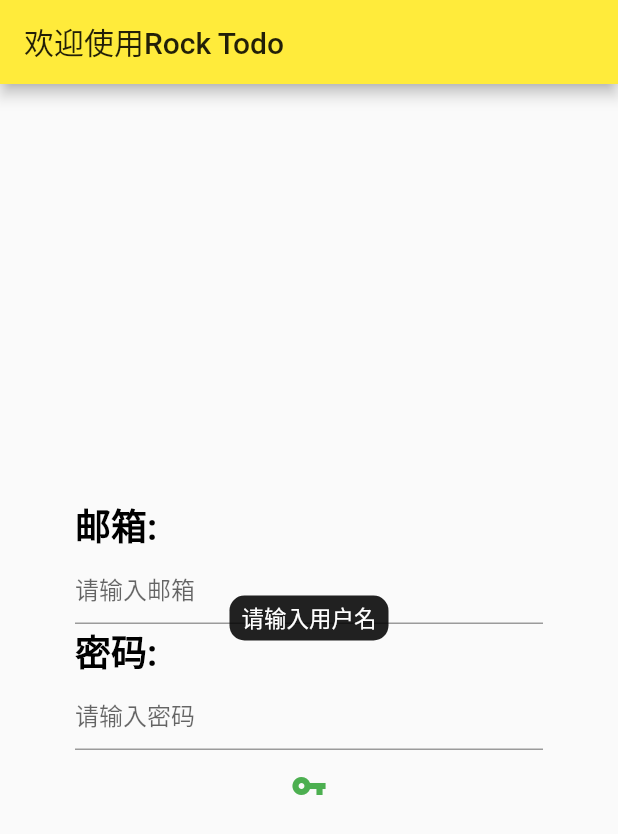
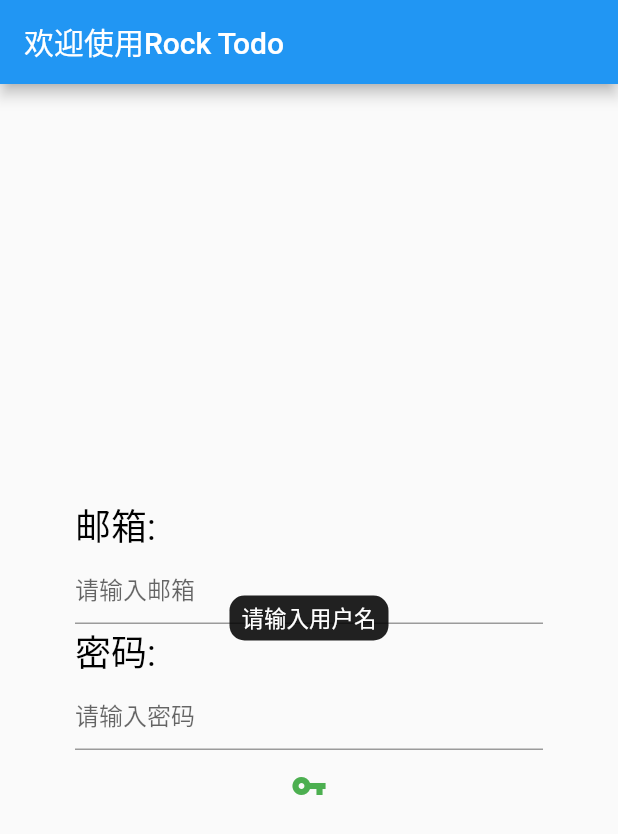
Before and after one commit to RyanHuen/FluRockToDo, a Flutter app: the screen it shows after launch, after a tap on the "vpn key" icon, on a phone screen of 412 x 824 dp. Shown: the top 834 px of the screen. Run offline on Flutter 3.47's test engine with Material 2 defaults, Android fonts, the phone set to English and light mode, and no system bars; drawn by our look-alikes of oktoast; our stand-ins replace dio, logger, shared_preferences; accounts and stored records are empty; network calls fail; Roboto replaces fonts that are missing (Corben).

Commit message:
splash页面

```diff
--- a/lib/common/common_config.dart
+++ b/lib/common/common_config.dart
@@ -1,9 +1,11 @@
+import 'package:logger/logger.dart';
 import 'package:rocktodo/bean/common/token.dart';
 import 'package:rocktodo/login/login_manager.dart';
 import 'package:rocktodo/net/rock_net.dart';
 
 class CommonConfig {
   static var csrfToken = '';
+  static bool login = false;
 
   static Future init() async {
     await onAppForegroundPreTask();
@@ -12,8 +14,9 @@ class CommonConfig {
   static onAppForegroundPreTask() async {
     RockNet rockNet = initNetWorkComponent();
     LoginManager loginManager = LoginManager();
-    bool login = await loginManager.init();
-    print('already login : start to Home'+login.toString());
+    login = await loginManager.init();
+    var logger = Logger();
+    logger.d('CommonConfig: login status: ' + login.toString());
     await executeTokenFetch(rockNet);
   }
 
@@ -27,7 +30,7 @@ class CommonConfig {
 
   static RockNet initNetWorkComponent() {
     RockNet rockNet = RockNet();
-    rockNet.initConfig(domain: 'http://localhost:80/');
+    rockNet.initConfig(domain: 'http://10.2.8.235:80/');
     return rockNet;
   }
 }
--- a/lib/common/theme.dart
+++ b/lib/common/theme.dart
@@ -1,11 +1,11 @@
 import 'package:flutter/material.dart';
 
 final appTheme = ThemeData(
-  primarySwatch: Colors.yellow,
+  primarySwatch: Colors.blue,
   textTheme: TextTheme(
     headline1: TextStyle(
       fontFamily: 'Corben',
-      fontWeight: FontWeight.w700,
+      fontWeight: FontWeight.normal,
       fontSize: 24,
       color: Colors.black,
     ),
--- a/lib/home/home_page.dart
+++ b/lib/home/home_page.dart
@@ -6,6 +6,7 @@ class Home extends StatefulWidget {
 }
 
 class _HomeWidgetState extends State<Home> {
+
   @override
   Widget build(BuildContext context) {
     return Container(
--- a/lib/login/login_page.dart
+++ b/lib/login/login_page.dart
@@ -89,6 +89,7 @@ class _LoginWidgetState extends State<Login> {
                           LoginManager loginManager = LoginManager();
                           loginManager.updateUserInfo(userInfo);
                           showToast("登陆成功");
+                          Navigator.pushReplacementNamed(context, '/home');
                         }
                       }).catchError((e) {
                         showToast("登录失败");
--- a/lib/splash/splash.dart
+++ b/lib/splash/splash.dart
@@ -1,5 +1,8 @@
 import 'package:flutter/cupertino.dart';
+import 'package:flutter/material.dart';
+import 'package:logger/logger.dart';
 import 'package:rocktodo/common/common_config.dart';
+import 'package:rocktodo/common/theme.dart';
 import 'package:rocktodo/login/login_manager.dart';
 
 class Splash extends StatefulWidget {
@@ -8,19 +11,40 @@ class Splash extends StatefulWidget {
 }
 
 class _SplashWidgetState extends State<Splash> {
-  bool login;
+  bool _login = false;
+  bool _checked = false;
 
   @override
   Widget build(BuildContext context) {
-    print('return builde');
     return Container(
-      child: Text('欢迎页面'),
+      color: Colors.white,
+      child: Expanded(
+        child: Align(
+          alignment: Alignment.bottomCenter,
+          child: Row(
+            mainAxisAlignment: MainAxisAlignment.center,
+            children: <Widget>[
+              Padding(
+                padding: const EdgeInsets.all(20),
+                child: Text(
+                  'RockToDo',
+                  textAlign: TextAlign.center,
+                  style: TextStyle(
+                    fontSize: 28.0,
+                    color: appTheme.primaryColor,
+                    decoration: TextDecoration.none,
+                  ),
+                ),
+              )
+            ],
+          ),
+        ),
+      ),
     );
   }
 
   @override
   void initState() {
-    print('gogogog');
     _loadConfig();
   }
 
@@ -29,13 +53,16 @@ class _SplashWidgetState extends State<Splash> {
 
     setState(() {
       LoginManager loginManager = LoginManager();
-      login = loginManager.login;
-      if(login){
-        print('已登录 去首页');
-        Navigator.pushReplacementNamed(context, '/home');
-      }else{
-        print('没登录，去登陆');
-        Navigator.pushReplacementNamed(context, '/login');
+      _login = loginManager.login;
+      _checked = true;
+      var logger = Logger();
+      logger.d('Splash: login status: ' + _login.toString());
+      if (_checked) {
+        if (_login) {
+          Navigator.pushReplacementNamed(context, '/home');
+        } else {
+          Navigator.pushReplacementNamed(context, '/login');
+        }
       }
     });
   }
--- a/pubspec.yaml
+++ b/pubspec.yaml
@@ -33,6 +33,7 @@ dependencies:
   http: ^0.12.1
   dio: ^3.0.9
   shared_preferences: ^0.5.7
+  logger: ^0.9.1
 
 dev_dependencies:
   flutter_test:
```
Also changed, not shown: pubspec.lock, 1 other file.
